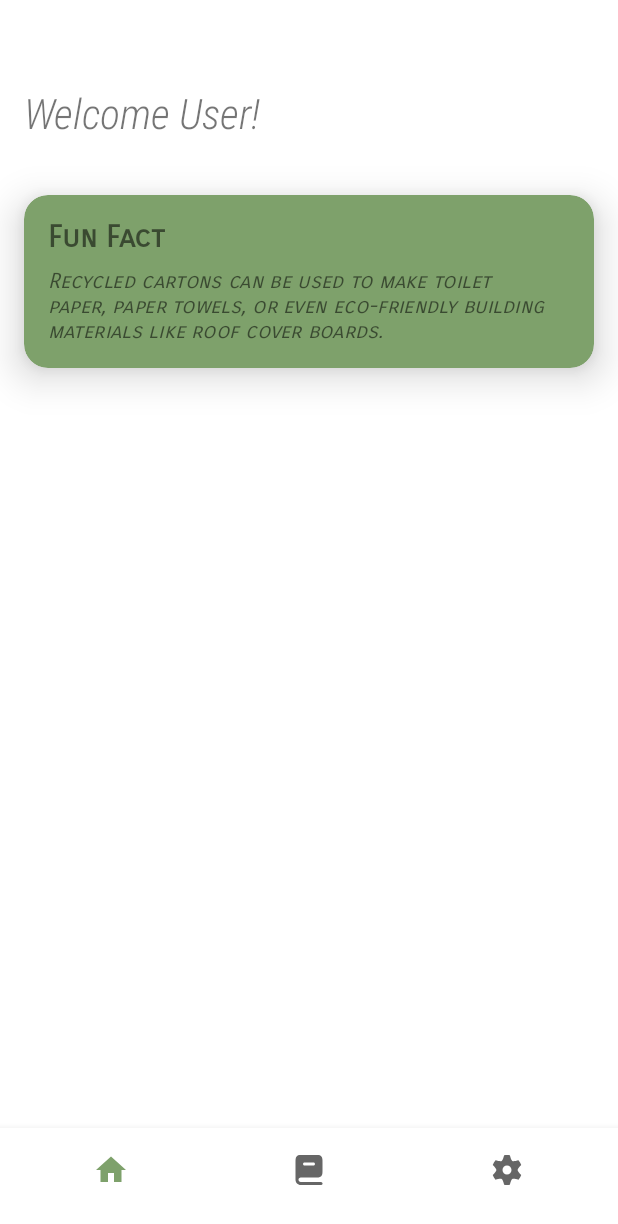
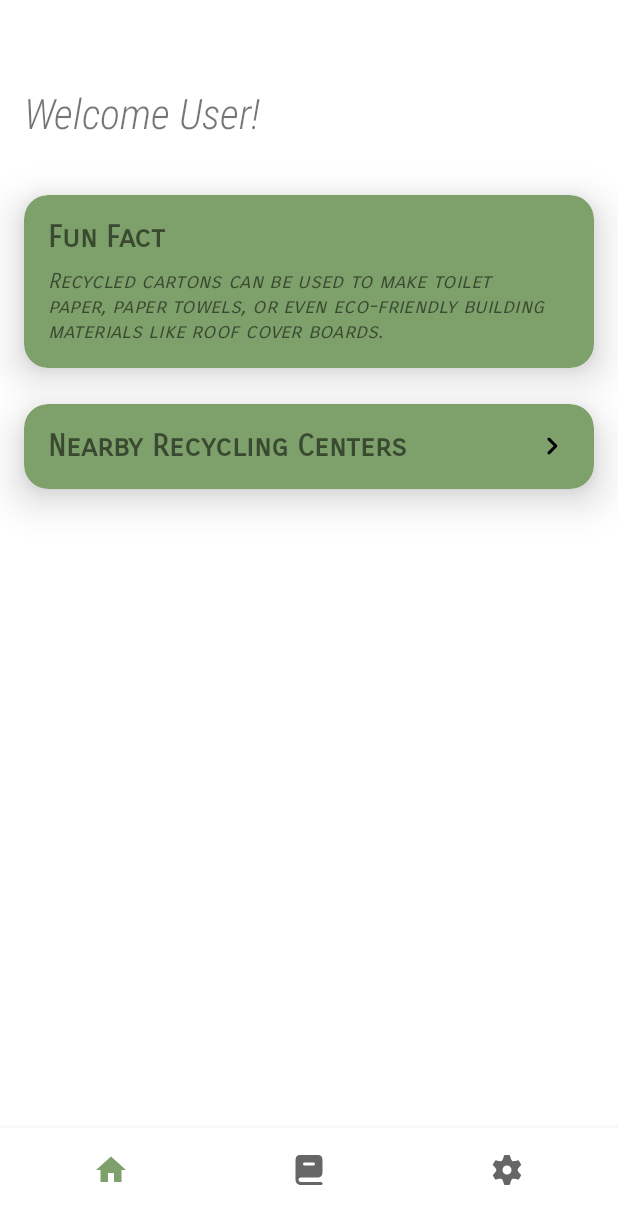
Before and after one commit to ViSadhu/SustainAppFinalProject, an Android app: the HomeFragment screen opened directly, with no data from a screen before it, on a phone screen of 412 x 824 dp. Shown: the top 1224 px of the screen. Run offline under Robolectric (Android 15) with nearby library versions, the phone set to English and light mode, and no system bars; our stand-ins replace navigation-ui; 1 statement that could not run was skipped.

Commit message:
Guide Fragment Finished

```diff
--- a/app/src/main/java/com/example/vihang/ui/home/HomeFragment.java
+++ b/app/src/main/java/com/example/vihang/ui/home/HomeFragment.java
@@ -3,7 +3,9 @@ package com.example.vihang.ui.home;
 import static android.content.Context.MODE_PRIVATE;
 import static com.example.vihang.MainActivity.PREFS_NAME;
 
+import android.content.Intent;
 import android.content.SharedPreferences;
+import android.net.Uri;
 import android.os.Bundle;
 import android.util.Log;
 import android.view.LayoutInflater;
@@ -46,6 +48,15 @@ public class HomeFragment extends Fragment {
         binding.tvHometitle.setText(getString(R.string.home_welcome, preferences.getString("displayName", "User")));
         binding.tvFunfactcontent.setText(randomFact);
 
+        binding.cardRecyclingcenters.setOnClickListener(v -> {
+
+            Intent intent = new Intent(
+                    Intent.ACTION_VIEW,
+                    Uri.parse("https://www.google.ca/maps/search/recycling+center/"));
+            startActivity(intent);
+
+        });
+
         return root;
     }
 
--- a/app/src/main/java/com/example/vihang/ui/settings/SettingsFragment.java
+++ b/app/src/main/java/com/example/vihang/ui/settings/SettingsFragment.java
@@ -46,7 +46,7 @@ public class SettingsFragment extends Fragment {
             ChangeNameFragment changeNameFrag= new ChangeNameFragment();
 
             getActivity().getSupportFragmentManager().beginTransaction()
-                    .replace(((ViewGroup) Objects.requireNonNull(getView()).getParent()).getId() , changeNameFrag, "findThisFragment")
+                    .replace(((ViewGroup) requireView().getParent()).getId() , changeNameFrag, "findThisFragment")
                     .addToBackStack(null)
                     .commit();
         });
--- a/app/src/main/res/layout/fragment_home.xml
+++ b/app/src/main/res/layout/fragment_home.xml
@@ -53,4 +53,34 @@
     </LinearLayout>
 </androidx.cardview.widget.CardView>
 
+    <androidx.cardview.widget.CardView
+        android:id="@+id/card_recyclingcenters"
+        android:layout_width="match_parent"
+        android:layout_height="wrap_content"
+        android:layout_marginTop="24dp"
+        android:clickable="true"
+        android:layout_marginHorizontal="16dp"
+        android:backgroundTint="@color/primary"
+        app:cardCornerRadius="16dp"
+        app:cardElevation="16dp">
+
+        <TextView
+            android:id="@+id/tv_recyclingcenterstitle"
+            android:layout_width="wrap_content"
+            android:layout_height="wrap_content"
+            android:layout_margin="16dp"
+            android:fontFamily="sans-serif-smallcaps"
+            android:text="Nearby Recycling Centers"
+            android:textSize="20sp"
+            android:textStyle="bold" />
+
+        <ImageView
+            android:layout_width="wrap_content"
+            android:layout_height="wrap_content"
+            android:layout_gravity="end|center"
+            android:layout_marginEnd="16dp"
+            android:src="@drawable/round_keyboard_arrow_right_24"/>
+
+    </androidx.cardview.widget.CardView>
+
 </LinearLayout>
```
